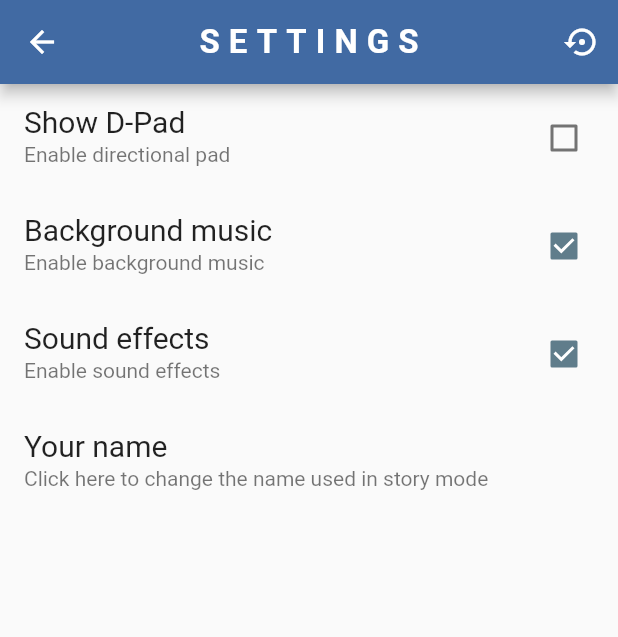
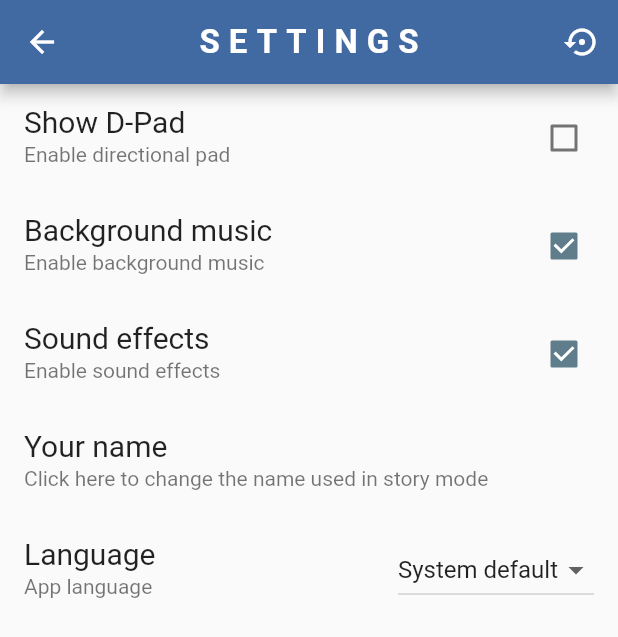
Before and after one commit to Genouka/Xeonjia, a Flutter app: the SettingsPage screen opened directly, on a phone screen of 412 x 824 dp. Shown: the top 637 px of the screen. Run offline on Flutter 3.47's test engine with Material 2 defaults, Android fonts, the phone set to English and light mode, and no system bars; our stand-ins replace i18n_extension, shared_preferences; missing offline and left inert: flame; accounts and stored records are empty.

```diff
--- a/lib/main.dart
+++ b/lib/main.dart
@@ -1,10 +1,18 @@
 import 'package:flutter/material.dart';
 import 'package:flutter/services.dart';
+import 'package:flutter_localizations/flutter_localizations.dart';
+import 'package:i18n_extension/i18n_widget.dart';
 
 import 'package:xeonjia/ui/screens/home/home_page.dart';
 import 'package:xeonjia/ui/screens/rules/rules_page.dart';
 import 'package:xeonjia/ui/themes.dart';
 import 'package:xeonjia/util/local_data_controller.dart';
+
+const List<Locale> supportedLocales = [
+  Locale('en'),
+  Locale('es'),
+  Locale('it'),
+];
 
 void main() async {
   WidgetsFlutterBinding.ensureInitialized();
@@ -17,10 +25,19 @@ void main() async {
 class Xeonjia extends StatelessWidget {
   @override
   Widget build(BuildContext context) {
-    return MaterialApp(
-      title: 'Xeonjia',
-      theme: lightTheme,
-      home: settings.firstRun ? RulesPage(HomePage()) : HomePage(),
+    return I18n(
+      initialLocale: settings.locale,
+      child: MaterialApp(
+        title: 'Xeonjia',
+        theme: lightTheme,
+        home: settings.firstRun ? RulesPage(HomePage()) : HomePage(),
+        localizationsDelegates: [
+          GlobalMaterialLocalizations.delegate,
+          GlobalWidgetsLocalizations.delegate,
+          GlobalCupertinoLocalizations.delegate,
+        ],
+        supportedLocales: supportedLocales,
+      ),
     );
   }
 }
--- a/lib/models/settings.dart
+++ b/lib/models/settings.dart
@@ -1,3 +1,6 @@
+import 'dart:io';
+import 'dart:ui';
+
 // Class used to store settings data
 class Settings {
   // True if D-pad is enabled
@@ -10,12 +13,22 @@ class Settings {
   bool backgroundMusic;
   bool soundEffects;
 
+  // App language
+  String _languageCode;
+  bool get useSystemLanguage => _languageCode == null;
+  String get languageCode => _languageCode ?? Platform.localeName;
+  Locale get locale => Locale(languageCode.split('_').first);
+  set locale(Locale locale) {
+    _languageCode = locale?.toString();
+  }
+
   // Import settings from a Json
   Settings(Map<String, dynamic> json)
       : showDPad = json['showDPad'] ?? false,
         firstRun = json['firstRun'] ?? true,
         backgroundMusic = json['backgroundMusic'] ?? true,
-        soundEffects = json['soundEffects'] ?? true;
+        soundEffects = json['soundEffects'] ?? true,
+        _languageCode = json['languageCode'];
 
   // Export settings as a Json
   Map<String, dynamic> toJson() => {
@@ -23,5 +36,6 @@ class Settings {
         'firstRun': firstRun,
         'backgroundMusic': backgroundMusic,
         'soundEffects': soundEffects,
+        'languageCode': _languageCode,
       };
 }
--- /dev/null
+++ b/lib/ui/screens/settings/resources/languages.dart
@@ -0,0 +1,25 @@
+// Language code : language name
+// It contains some of the most used (?) languages
+const languageName = {
+  'zh': ['Chinese', '汉语'],
+  'es': ['Spanish', 'Español'],
+  'en': ['English', 'English'],
+  'ar': ['Arabic', 'العربية'],
+  'pt': ['Portuguese', 'Português'],
+  'ru': ['Russian', 'Русский'],
+  'ja': ['Japanese', '日本語'],
+  'de': ['German', 'Deutsch'],
+  'ko': ['Korean', '한국어'],
+  'fr': ['French', 'Français'],
+  'tr': ['Turkish', 'Türkçe'],
+  'it': ['Italian', 'Italiano'],
+  'pl': ['Polish', 'Polski'],
+  'nl': ['Dutch', 'Nederlands'],
+  'el': ['Greek', 'Ελληνικά'],
+  'no': ['Norwegian', 'Norsk'],
+  'da': ['Danish', 'Dansk'],
+  'fi': ['Finnish', 'Suomi'],
+  'eo': ['Esperanto', 'Esperanto'],
+  'ia': ['Interlingua', 'Interlingua'],
+  'template': ['INSERT LANGUAGE HERE', 'INSERT LANGUAGE HERE'],
+};
--- a/lib/ui/screens/settings/resources/option_list.dart
+++ b/lib/ui/screens/settings/resources/option_list.dart
@@ -1,6 +1,9 @@
 import 'package:flutter/material.dart';
 import 'package:flutter/services.dart';
+import 'package:i18n_extension/i18n_widget.dart';
 
+import 'package:xeonjia/main.dart';
+import 'package:xeonjia/ui/screens/settings/resources/languages.dart';
 import 'package:xeonjia/ui/screens/settings/settings_page.dart';
 import 'package:xeonjia/util/insert_name_form.dart';
 import 'package:xeonjia/util/local_data_controller.dart';
@@ -77,6 +80,38 @@ class OptionList extends StatelessWidget {
                 );
               }).then((_) => SystemChrome.restoreSystemUIOverlays()),
         ),
+        ListTile(
+          title: const Text('Language', style: TextStyle(fontSize: 20)),
+          subtitle: const Text('App language'),
+          trailing: DropdownButton<Locale>(
+            value: settings.useSystemLanguage ? null : settings.locale,
+            onChanged: (Locale newValue) {
+              settings.locale = newValue;
+              I18n.of(context).locale = settings.locale;
+              saveSettings();
+              SettingsPage.of(context).refresh();
+            },
+            items: () {
+              var items = <DropdownMenuItem<Locale>>[
+                const DropdownMenuItem<Locale>(
+                  value: null,
+                  child: Text('System default'),
+                )
+              ];
+              items.addAll(supportedLocales
+                  .map<DropdownMenuItem<Locale>>(
+                    (value) => DropdownMenuItem<Locale>(
+                      value: value,
+                      child: Text(languageName.containsKey(value.languageCode)
+                          ? languageName[value.languageCode][1]
+                          : 'missing name'),
+                    ),
+                  )
+                  .toList());
+              return items;
+            }(),
+          ),
+        ),
       ]);
 
   void saveName(BuildContext context, String text) {
--- a/pubspec.yaml
+++ b/pubspec.yaml
@@ -10,9 +10,13 @@ environment:
 dependencies:
   flutter:
     sdk: flutter
+  flutter_localizations:
+    sdk: flutter
+
   flame: ^0.28.0
+  i18n_extension: ^1.4.5
+  shared_preferences: ^0.5.12+4
   url_launcher: ^5.7.10
-  shared_preferences: ^0.5.12+4
   xml: ^4.5.1
 
 dev_dependencies:
```
Also changed, not shown: lib/i18n/maps.i18n.dart (added, +13 -0 lines), lib/models/message.dart (+6 -5 lines), lib/ui/screens/info/resources/third_party_licenses.dart (+28 -0 lines), pubspec.lock, 8 other files.
